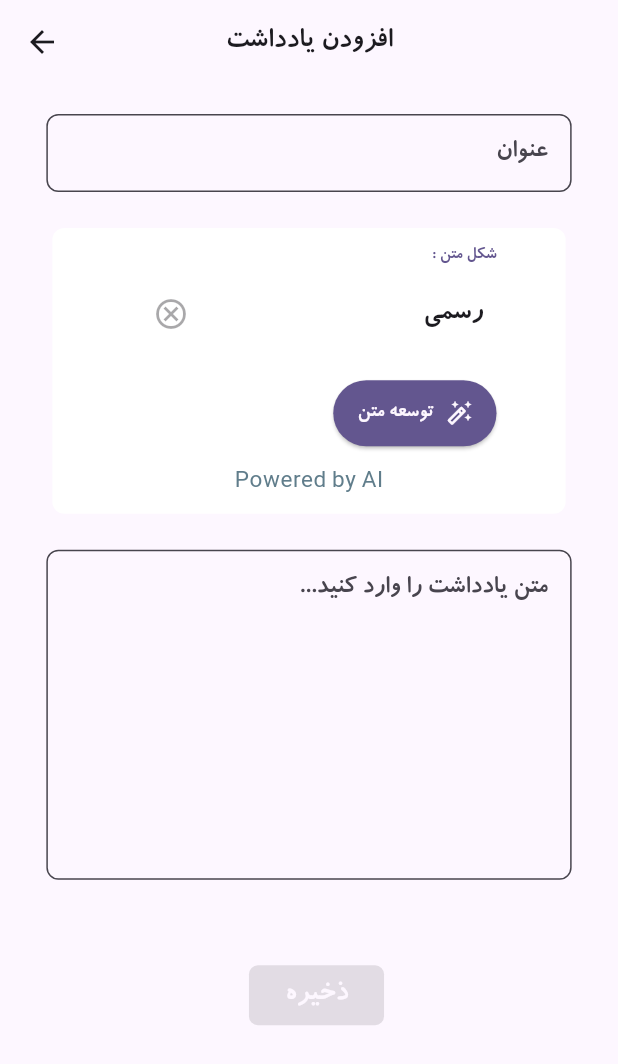
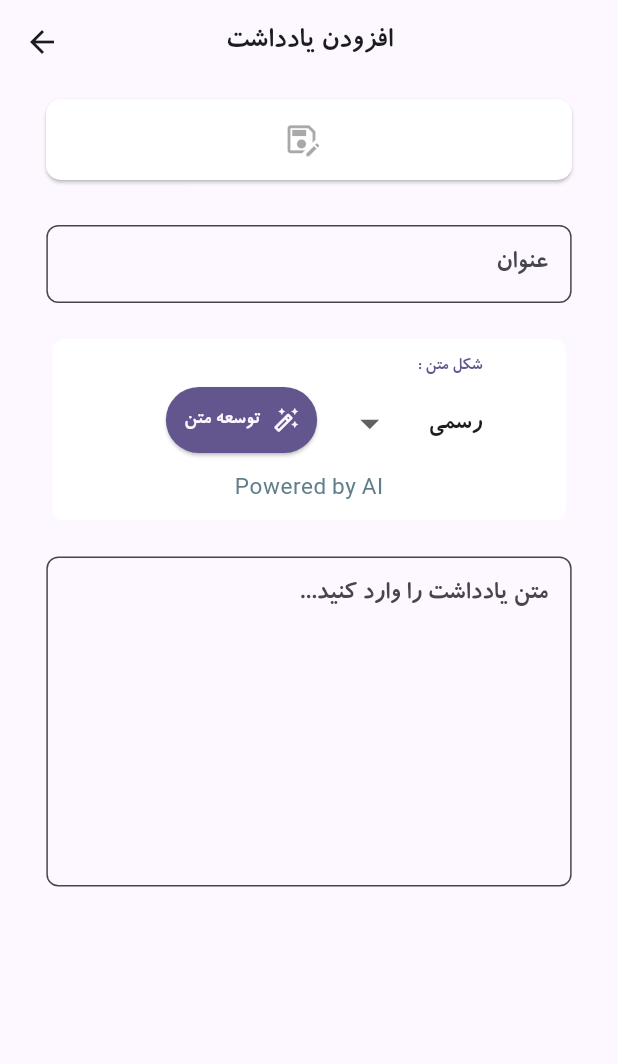
Before and after one commit to Poya403/PowNotAl, a Flutter app: the NoteEditScreen screen opened by its route, on a phone screen of 412 x 824 dp. Shown: the top 1064 px of the screen. Run offline on Flutter 3.47's test engine with Material 3 defaults, Android fonts, the light colour scheme and no system bars; our stand-ins replace connectivity_plus, google_sign_in, shamsi_date, share_plus, sqflite, sqflite_common_ffi; missing offline and left inert: googleapis, persian_datetime_picker; accounts and stored records are empty.

Commit message:
The white theme for date selection has been improved, as well as the note edit section button.

```diff
--- a/lib/features/note/screens/note_detail_screen.dart
+++ b/lib/features/note/screens/note_detail_screen.dart
@@ -46,9 +46,7 @@ class _NoteDetailScreenState extends State<NoteDetailScreen> {
         .size
         .width > 800;
 
-    return Directionality(
-      textDirection: TextDirection.rtl,
-      child: Scaffold(
+    return Scaffold(
       appBar: AppBar(
         title: Text(
             note!.title,
@@ -111,7 +109,6 @@ class _NoteDetailScreenState extends State<NoteDetailScreen> {
           ),
         ),
       ),
-      ),
     );
   }
 }
--- a/lib/features/note/screens/note_edit_screen.dart
+++ b/lib/features/note/screens/note_edit_screen.dart
@@ -119,7 +119,9 @@ class _NoteEditScreenState extends State<NoteEditScreen> {
             crossAxisAlignment: CrossAxisAlignment.center,
             mainAxisAlignment: MainAxisAlignment.center,
             children: [
+              _actionButtons(),
               AppSpacing.height20,
+              // title box
               CustomTextField(
                 controller: titleController,
                 labelText: AppTexts.title,
@@ -129,17 +131,19 @@ class _NoteEditScreenState extends State<NoteEditScreen> {
                     if (value.text.isEmpty) return const SizedBox.shrink();
                     return IconButton(
                       onPressed: () => titleController.clear(),
-                      icon: const Icon(Icons.cancel_outlined),
+                      icon: const Icon(Icons.clear),
                     );
                   },
                 ),
               ),
               AppSpacing.height20,
+              // Artificial Intelligence Development Department
               NoteEnhancerScreen(
                 titleController: titleController,
                 contentController: contentController,
               ),
               AppSpacing.height20,
+              //content box
               CustomTextField(
                 controller: contentController,
                 labelText: AppTexts.enterText,
@@ -152,14 +156,12 @@ class _NoteEditScreenState extends State<NoteEditScreen> {
                     if (value.text.isEmpty) return const SizedBox.shrink();
                     return IconButton(
                       onPressed: () => contentController.clear(),
-                      icon: const Icon(Icons.cancel_outlined),
+                      icon: const Icon(Icons.clear),
                     );
                   },
                 ),
               ),
-
-              AppSpacing.height30,
-              _buildEditButtons()
+              AppSpacing.height16,
             ],
           ),
         ),
@@ -167,33 +169,50 @@ class _NoteEditScreenState extends State<NoteEditScreen> {
     );
   }
 
-  Widget _buildEditButtons() {
-    final isDesktop = MediaQuery.of(context).size.width > 800;
+  Widget _actionButtons() {
+    bool isDesktop = MediaQuery.of(context).size.width > 800;
     return ValueListenableBuilder<int>(
       valueListenable: _updateNotifier,
       builder: (context, _, __) {
         final buttons = [
           CustomButton(
             title: AppTexts.save,
+            iconData: Icons.save_as_outlined,
             onPressed: canSave ? _saveNote : null,
-            enabled: canSave,
+            enabled: canSave
           ),
-          const SizedBox(width: 10, height: 10),
+          const SizedBox(width: 5, height: 5),
           if(editingNote != null)
             CustomButton(
               title: AppTexts.clearChanges,
+              iconData: Icons.clear,
               onPressed: isModified ? _resetChanges : null,
               enabled: isModified,
-              backgroundColor: Colors.redAccent,
+              color: Colors.redAccent
             ),
         ];
 
-        return isDesktop
-            ? Row(
-          mainAxisAlignment: MainAxisAlignment.center,
-          children: buttons,
-        )
-            : Column(children: buttons);
+        return SizedBox(
+          width: isDesktop
+              ? MediaQuery.of(context).size.width * 0.28
+              : MediaQuery.of(context).size.width * 0.9
+          ,
+          child: Card(
+            shape: RoundedRectangleBorder(
+              borderRadius: AppRadius.radius10,
+            ),
+            margin: EdgeInsets.all(10.0),
+            color: Theme.of(context).colorScheme.surfaceContainerHighest,
+            child: Padding(
+              padding: const EdgeInsets.all(3.0),
+              child: Row(
+                spacing: 5,
+                mainAxisAlignment: MainAxisAlignment.center,
+                children: buttons,
+              ),
+            ),
+          ),
+        );
       },
     );
   }
@@ -202,38 +221,36 @@ class _NoteEditScreenState extends State<NoteEditScreen> {
 
 class CustomButton extends StatelessWidget {
   final String title;
+  final IconData iconData;
   final bool enabled;
   final VoidCallback? onPressed;
-  final Color? backgroundColor;
+  final Color color;
 
   const CustomButton({
     super.key,
     required this.title,
+    required this.iconData,
     required this.onPressed,
-    this.backgroundColor,
+    this.color = Colors.deepPurpleAccent,
     this.enabled = true,
   });
 
   @override
   Widget build(BuildContext context) {
-    return Container(
-      margin: EdgeInsets.fromLTRB(10.0, 15.0, 0, 0),
-      child: Padding(
-        padding: const EdgeInsets.only(top: 8.0),
-        child: ElevatedButton(
-          style: ElevatedButton.styleFrom(
-            shape: RoundedRectangleBorder(borderRadius: AppRadius.radius6),
-            elevation: 3,
-            backgroundColor:
-                backgroundColor ?? Theme.of(context).colorScheme.primary,
-          ),
-          onPressed: enabled ? onPressed : null,
-          child: Text(
-            title,
-            style: Theme.of(
-              context,
-            ).textTheme.titleSmall?.copyWith(color: Theme.of(context).colorScheme.surface),
-          ),
+    return Tooltip(
+      message: title,
+      child: IconButton(
+        style: IconButton.styleFrom(
+          shape: const CircleBorder(),
+          padding: EdgeInsets.all(5.0),
+          foregroundColor: color,
+          disabledForegroundColor: Theme.of(context).colorScheme
+              .onSurface.withValues(alpha: 0.38),
+        ),
+        onPressed: enabled ? onPressed : null,
+        icon: Icon(
+          iconData,
+          size: 25,
         ),
       ),
     );
--- a/lib/features/note/screens/note_enhancer_screen.dart
+++ b/lib/features/note/screens/note_enhancer_screen.dart
@@ -98,12 +98,13 @@ class _NoteEnhancerScreenState extends State<NoteEnhancerScreen> {
                         Wrap(
                           crossAxisAlignment: WrapCrossAlignment.center,
                           textDirection: TextDirection.rtl,
-                          spacing: 15,
+                          spacing: 20,
                           children: [
                             ValueListenableBuilder(
                                 valueListenable: selectedFormNotifier,
                                 builder: (context, selectedForm, _) {
                                   return CustomDropdownField(
+                                    width: 90,
                                     labelText: AppTexts.form,
                                     items: NoteStyle.values
                                         .map((e) => e.title)
@@ -144,7 +145,7 @@ class _NoteEnhancerScreenState extends State<NoteEnhancerScreen> {
                                           ),
                                         ),
                                         style: ElevatedButton.styleFrom(
-                                          padding: const EdgeInsets.symmetric(vertical: 12, horizontal: 16),
+                                          padding: const EdgeInsets.symmetric(vertical: 12, horizontal: 12),
                                           backgroundColor: canPress
                                               ? Theme.of(context).primaryColor
                                               : Colors.grey[300],
--- a/lib/widgets/text_fields/custom_drop_down_field.dart
+++ b/lib/widgets/text_fields/custom_drop_down_field.dart
@@ -6,8 +6,7 @@ class CustomDropdownField extends StatelessWidget {
   final String? value;
   final Function(String?) onChanged;
   final VoidCallback? onPressed;
-  final Widget? prefixIcon;
-  final Widget? suffixIcon;
+  final double width;
 
   const CustomDropdownField({
     super.key,
@@ -15,8 +14,7 @@ class CustomDropdownField extends StatelessWidget {
     required this.items,
     required this.value,
     required this.onChanged,
-    this.prefixIcon,
-    this.suffixIcon,
+    this.width = 150,
     this.onPressed,
   });
 
@@ -35,27 +33,17 @@ class CustomDropdownField extends StatelessWidget {
           textDirection: TextDirection.rtl,
         ),
         const SizedBox(height: 8),
-        SizedBox(
-          width: 250,
-          child: Directionality(
+        Directionality(
           textDirection: TextDirection.rtl,
-            child: Container(
-              padding: const EdgeInsets.symmetric(horizontal: 8),
-              decoration: BoxDecoration(
-                borderRadius: BorderRadius.circular(5),
-                border: Border.all(color: Theme.of(context).colorScheme.surfaceContainerHighest),
-              ),
           child: SizedBox(
+            width: width,
             height: 42.5,
             child: DropdownButtonHideUnderline(
               child: DropdownButton<String>(
                 isExpanded: true,
                 value: items.contains(value) ? value : null,
-                    hint: Text(
-                        "انتخاب کنید",
-                        style: TextStyle(color: Theme.of(context).colorScheme.surface))
-                    ,
-                    style: Theme.of(context).textTheme.titleSmall,
+                hint: Text("انتخاب کنید"),
+                style: Theme.of(context).textTheme.bodyLarge,
                 items: items.map((String item) {
                   return DropdownMenuItem(
                     value: item,
@@ -63,13 +51,7 @@ class CustomDropdownField extends StatelessWidget {
                   );
                 }).toList(),
                 onChanged: onChanged,
-                    icon: value != null ? IconButton(
-                      icon: Icon(Icons.cancel_outlined),
-                      color: Theme.of(context).colorScheme.surface,
-                      onPressed: onPressed,
-                    ) : null,
-                  ),
-                ),
+                icon: Icon(Icons.arrow_drop_down, size: 30,)
               ),
             ),
           ),
--- a/lib/widgets/text_fields/custom_persian_date_picker.dart
+++ b/lib/widgets/text_fields/custom_persian_date_picker.dart
@@ -44,8 +44,7 @@ class _CustomPersianDateFieldState extends State<CustomPersianDateField> {
       lastDate: Jalali(1450, 12),
       helpText: widget.helpText,
       builder: (context, child) {
-        final theme = Theme.of(context);
-        final isDark = theme.brightness == Brightness.dark;
+        final baseTheme = Theme.of(context);
 
         return Localizations.override(
           context: context,
@@ -57,23 +56,22 @@ class _CustomPersianDateFieldState extends State<CustomPersianDateField> {
             PersianCupertinoLocalizations.delegate,
           ],
           child: Theme(
-            data: theme.copyWith(
-              colorScheme: isDark
-                  ? theme.colorScheme
-                  : ColorScheme.light(
-                primary: theme.primaryColor,
-                onPrimary: theme.primaryColor,
-                onSurface: theme.colorScheme.surface,
-              ),
-              textTheme: theme.textTheme.copyWith(
-                titleMedium: theme.textTheme.titleMedium?.copyWith(
+            data: baseTheme.copyWith(
+              textTheme: baseTheme.textTheme.copyWith(
+                titleMedium: baseTheme.textTheme.titleMedium?.copyWith(
                   fontSize: 16,
-                  color: theme.colorScheme.primary,
                   fontWeight: FontWeight.bold,
+                  color: baseTheme.colorScheme.onSurface,
                 ),
-                bodyMedium: theme.textTheme.bodyMedium?.copyWith(fontSize: 16),
-                labelLarge: theme.textTheme.labelLarge?.copyWith(fontSize: 16),
-              ),
+                bodyMedium: baseTheme.textTheme.bodyMedium?.copyWith(
+                  fontSize: 16,
+                  color: baseTheme.colorScheme.onSurface,
+                ),
+                labelLarge: baseTheme.textTheme.labelLarge?.copyWith(
+                  fontSize: 16,
+                  color: baseTheme.colorScheme.primary,
+                ),
+              ), dialogTheme: DialogThemeData(backgroundColor: baseTheme.colorScheme.surface),
             ),
             child: child!,
           ),
```
Lines whose indentation alone changed are shown as unchanged.
